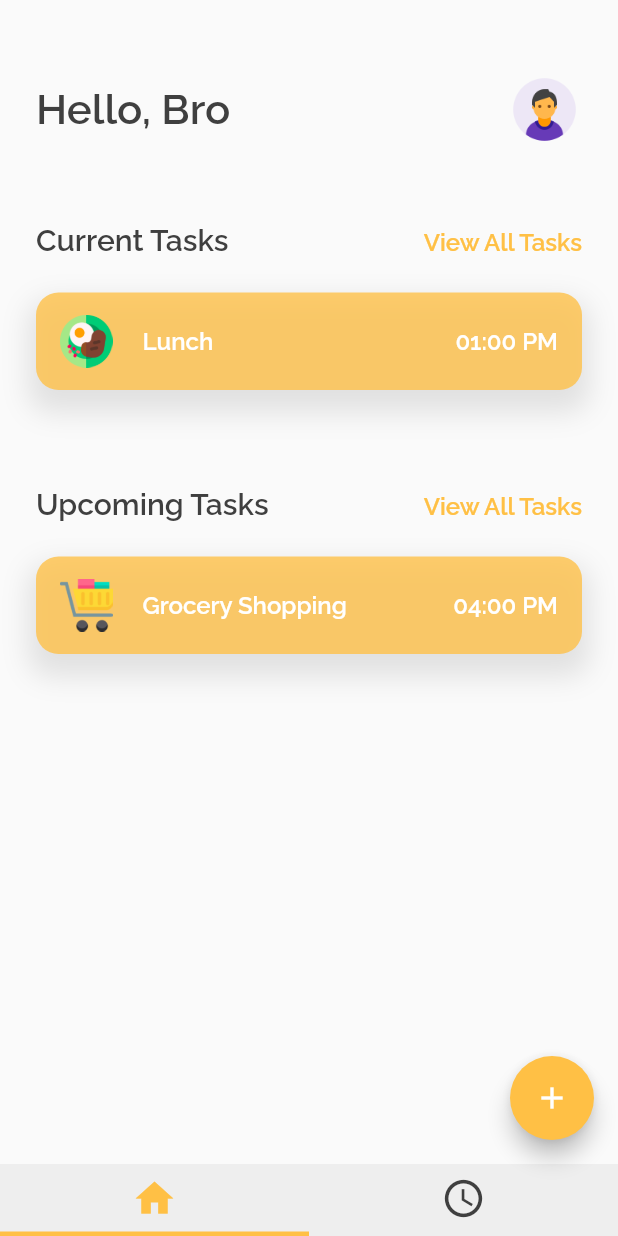
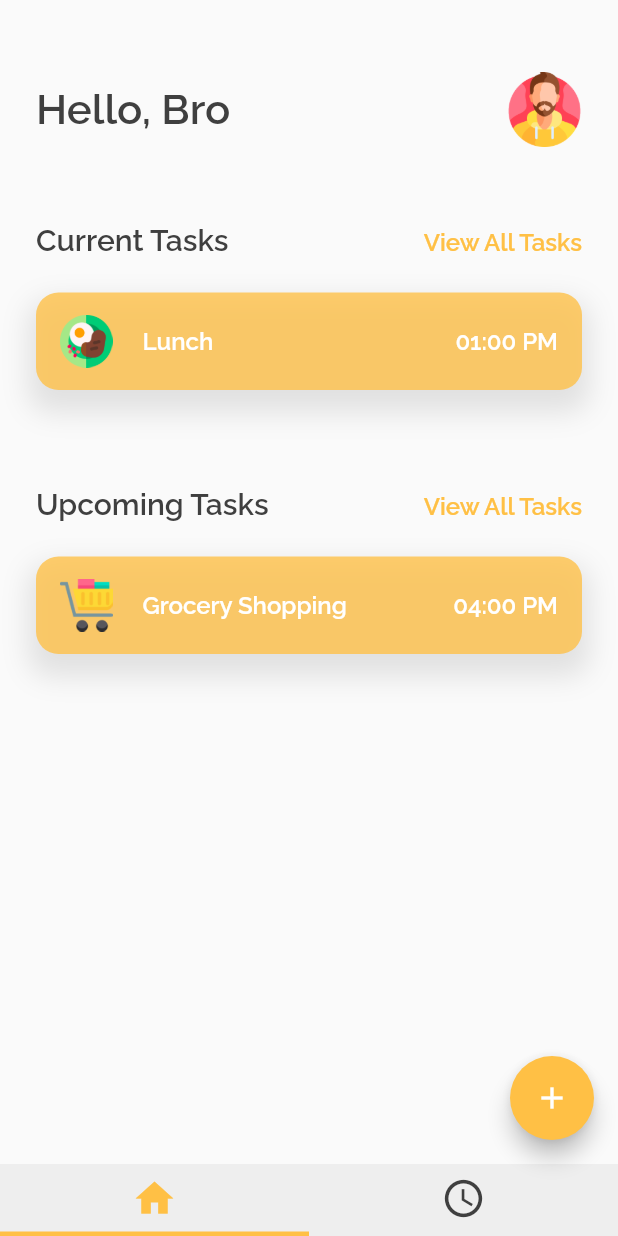
Before and after one commit to MuhammadAbdiel/task-management, a Flutter app: the screen it shows after launch, after a tap on "Start", after a tap on "Register", on a phone screen of 412 x 824 dp. Run offline on Flutter 3.47's test engine with Material 2 defaults, Android fonts, the phone set to English and light mode, and no system bars; our stand-ins replace flutter_slidable.

Commit message:
Merubah tampilan

```diff
--- a/lib/all_tasks_page.dart
+++ b/lib/all_tasks_page.dart
@@ -11,7 +11,11 @@ class AllTasksPage extends StatelessWidget {
       body: SafeArea(
         child: SingleChildScrollView(
           child: Container(
-            padding: const EdgeInsets.only(top: 32, right: 24, left: 24),
+            padding: const EdgeInsets.only(
+              top: 32,
+              right: 24,
+              left: 24,
+            ),
             child: Column(
               crossAxisAlignment: CrossAxisAlignment.start,
               children: [
--- a/lib/home_page.dart
+++ b/lib/home_page.dart
@@ -272,7 +272,7 @@ class _HomePageState extends State<HomePage> {
                             ),
                           ),
                           Image.asset(
-                            'assets/images/male-user-1.png',
+                            'assets/images/man.png',
                             height: 50,
                           ),
                         ],
--- a/lib/main_page.dart
+++ b/lib/main_page.dart
@@ -17,7 +17,7 @@ class MainPage extends StatelessWidget {
                 Row(
                   children: [
                     Image.asset(
-                      'assets/icons/png/taskly_logo.png',
+                      'assets/icons/png/list.png',
                       height: 50,
                     ),
                     const SizedBox(
--- a/lib/register_page.dart
+++ b/lib/register_page.dart
@@ -22,7 +22,7 @@ class RegisterPage extends StatelessWidget {
                       color: const Color(0xffEEEEEE),
                     ),
                     child: Image.asset(
-                      'assets/icons/png/taskly_logo.png',
+                      'assets/icons/png/list.png',
                     ),
                   ),
                   const SizedBox(height: 48),
@@ -118,11 +118,11 @@ class RegisterPage extends StatelessWidget {
                     mainAxisAlignment: MainAxisAlignment.center,
                     children: [
                       Image.asset(
-                        'assets/images/male-user-1.png',
+                        'assets/images/man.png',
                         height: 70,
                       ),
                       Image.asset(
-                        'assets/images/female-user-1.png',
+                        'assets/images/woman.png',
                         height: 70,
                       ),
                     ],
```
Also changed, not shown: assets/icons/png/list.png (added), assets/images/man.png (added), assets/images/woman.png (added).
